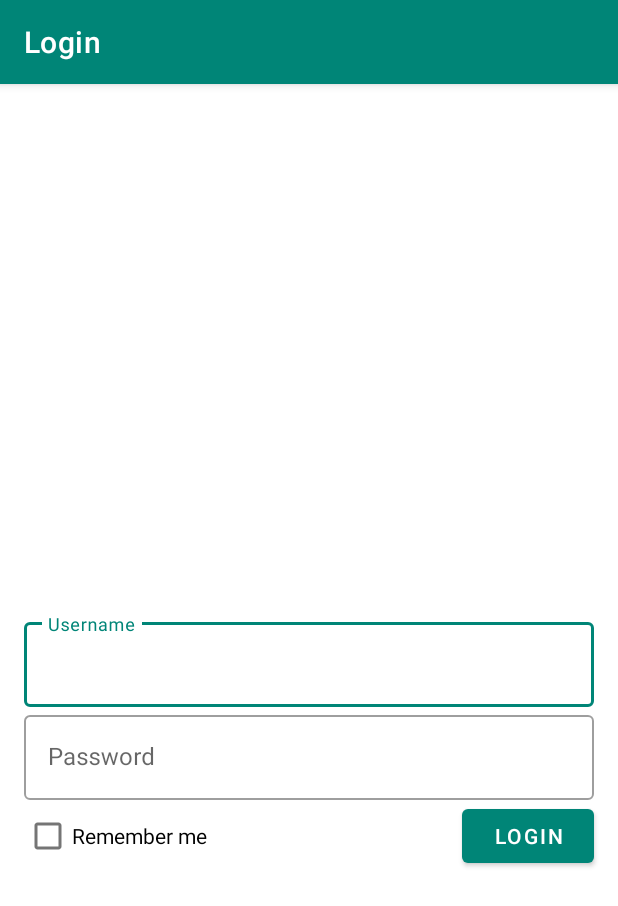
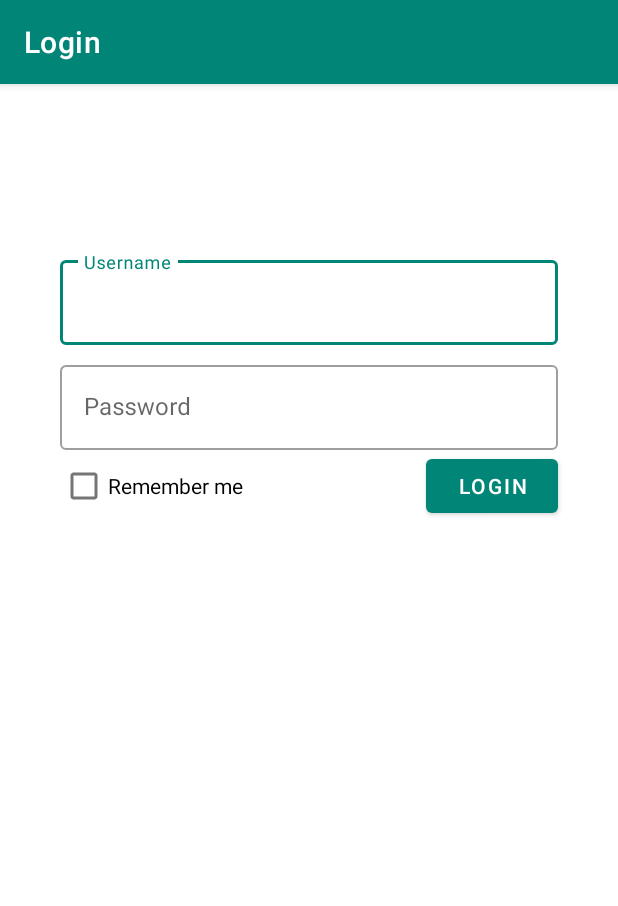
Before and after one commit to ReceiptIt/android-receipt-it, an Android app: the screen it shows after launch (LoginActivity), on a phone screen of 412 x 824 dp. Shown: the top 906 px of the screen. Run offline under Robolectric (Android 15) with nearby library versions, the phone set to English and light mode, and no system bars; our stand-ins replace data binding.

Commit message:
rearrange login layout, add basic receipt list activity

```diff
--- a/app/src/main/AndroidManifest.xml
+++ b/app/src/main/AndroidManifest.xml
@@ -9,9 +9,15 @@
             android:roundIcon="@mipmap/ic_launcher_round"
             android:supportsRtl="true"
             android:theme="@style/AppTheme">
+        <activity
+                android:name=".receiptList.ReceiptListActivity"
+                android:label="@string/title_activity_receipt_list"
+                android:theme="@style/AppTheme.NoActionBar">
+        </activity>
         <activity android:name=".login.LoginActivity">
             <intent-filter>
                 <action android:name="android.intent.action.MAIN"/>
+
                 <category android:name="android.intent.category.LAUNCHER"/>
             </intent-filter>
         </activity>
--- a/app/src/main/java/com/receiptit/login/LoginActivity.kt
+++ b/app/src/main/java/com/receiptit/login/LoginActivity.kt
@@ -1,5 +1,6 @@
 package com.receiptit.login
 
+import android.content.Intent
 import androidx.appcompat.app.AppCompatActivity
 import android.os.Bundle
 import android.widget.Toast
@@ -8,6 +9,7 @@ import androidx.lifecycle.Observer
 import androidx.lifecycle.ViewModelProviders
 import com.receiptit.R
 import com.receiptit.databinding.ActivityLoginBinding
+import com.receiptit.receiptList.ReceiptListActivity
 import com.receiptit.viewModel.ViewModelFactory
 
 
@@ -34,7 +36,7 @@ class LoginActivity : AppCompatActivity() {
         })
 
         model.userLoginSuccessEvent.observe(this, Observer {
-
+            startActivity(Intent(this, ReceiptListActivity::class.java))
         })
 
         model.userLoginFailEvent.observe(this, Observer {
--- a/app/src/main/res/layout/activity_login.xml
+++ b/app/src/main/res/layout/activity_login.xml
@@ -9,18 +9,22 @@
     <androidx.constraintlayout.widget.ConstraintLayout
             android:layout_width="match_parent"
             android:layout_height="match_parent"
+            android:paddingBottom="@dimen/margin_small"
+            android:paddingLeft="@dimen/margin_small"
+            android:paddingRight="@dimen/margin_small"
+            android:paddingTop="@dimen/margin_small"
             tools:context=".login.LoginActivity">
 
         <com.google.android.material.textfield.TextInputLayout
                 android:layout_width="match_parent"
                 android:layout_height="wrap_content"
                 android:id="@+id/tl_username_layout"
+                app:layout_constraintEnd_toEndOf="parent"
+                app:layout_constraintStart_toStartOf="parent"
                 app:layout_constraintTop_toTopOf="parent"
-                app:layout_constraintBottom_toBottomOf="parent"
-                app:layout_constraintLeft_toLeftOf="parent"
-                app:layout_constraintRight_toRightOf="parent"
-                android:layout_marginStart="@dimen/margin_left"
-                android:layout_marginEnd="@dimen/margin_left"
+                android:layout_marginStart="@dimen/margin_medium"
+                android:layout_marginTop="@dimen/margin_huge"
+                android:layout_marginEnd="@dimen/margin_medium"
                 style="@style/Widget.MaterialComponents.TextInputLayout.OutlinedBox"
                 android:hint="@string/login_user_name">
             <com.google.android.material.textfield.TextInputEditText
@@ -37,8 +41,9 @@
                 app:layout_constraintTop_toBottomOf="@id/tl_username_layout"
                 app:layout_constraintLeft_toLeftOf="parent"
                 app:layout_constraintRight_toRightOf="parent"
-                android:layout_marginStart="@dimen/margin_left"
-                android:layout_marginEnd="@dimen/margin_left"
+                android:layout_marginStart="@dimen/margin_medium"
+                android:layout_marginTop="@dimen/margin_tiny"
+                android:layout_marginEnd="@dimen/margin_medium"
                 style="@style/Widget.MaterialComponents.TextInputLayout.OutlinedBox"
                 android:hint="@string/login_user_password">
             <com.google.android.material.textfield.TextInputEditText
@@ -55,7 +60,7 @@
                 android:id="@+id/btn_login_button"
                 app:layout_constraintTop_toBottomOf="@id/tl_password_layout"
                 app:layout_constraintRight_toRightOf="parent"
-                android:layout_marginEnd="@dimen/margin_left"
+                android:layout_marginEnd="@dimen/margin_medium"
                 android:text="@string/login_button"
                 android:onClick="@{()->viewmodel.onClick()}"/>
 
@@ -63,11 +68,25 @@
                 android:layout_width="wrap_content"
                 android:layout_height="wrap_content"
                 android:id="@+id/cb_remember_me"
-                android:layout_marginStart="@dimen/margin_left"
+                android:layout_marginStart="@dimen/margin_medium"
                 app:layout_constraintTop_toBottomOf="@id/tl_password_layout"
                 app:layout_constraintLeft_toLeftOf="parent"
                 android:text="@string/login_remember_me"
                 android:checked="@={viewmodel.rememberMe}"/>
 
+        <ProgressBar
+                android:id="@+id/pb_login_progress_bar"
+                android:visibility="gone"
+                android:layout_width="wrap_content"
+                android:layout_height="wrap_content"
+                android:layout_marginStart="@dimen/margin_big"
+                android:layout_marginEnd="@dimen/margin_big"
+                android:layout_marginBottom="@dimen/margin_large"
+                app:layout_constraintBottom_toBottomOf="parent"
+                app:layout_constraintTop_toBottomOf="@id/btn_login_button"
+                app:layout_constraintEnd_toEndOf="@+id/btn_login_button"
+                app:layout_constraintStart_toStartOf="@+id/tl_password_layout"
+                app:layout_constraintVertical_bias="0.1"/>
+
     </androidx.constraintlayout.widget.ConstraintLayout>
 </layout>
--- a/app/src/main/res/values/dimens.xml
+++ b/app/src/main/res/values/dimens.xml
@@ -1,5 +1,10 @@
 <?xml version="1.0" encoding="utf-8"?>
 <resources>
-    <dimen name="margin_left">16dp</dimen>
-    <dimen name="margin_right">16dp</dimen>
+    <dimen name="margin_tiny">8dp</dimen>
+    <dimen name="margin_small">16dp</dimen>
+    <dimen name="margin_medium">24dp</dimen>
+    <dimen name="margin_big">32dp</dimen>
+    <dimen name="margin_large">64dp</dimen>
+    <dimen name="margin_huge">96dp</dimen>
+    <dimen name="fab_margin">16dp</dimen>
 </resources>
--- a/app/src/main/res/values/strings.xml
+++ b/app/src/main/res/values/strings.xml
@@ -10,5 +10,9 @@
     <string name="login_error_empty_username_or_password">Username or password should not be empty!</string>
     <string name="login_error_authentication_fail">Login fail.</string>
     <string name="login_success">Login success.</string>
+    <string name="title_activity_receipt_list">ReceiptListActivity</string>
+
+    <!--receipt list-->
+    <string name="receipt_list_activity">Receipt It</string>
 
 </resources>
--- a/app/src/main/res/values/styles.xml
+++ b/app/src/main/res/values/styles.xml
@@ -7,5 +7,11 @@
         <item name="colorPrimaryDark">@color/colorPrimaryDark</item>
         <item name="colorAccent">@color/colorAccent</item>
     </style>
+    <style name="AppTheme.NoActionBar">
+        <item name="windowActionBar">false</item>
+        <item name="windowNoTitle">true</item>
+    </style>
+    <style name="AppTheme.AppBarOverlay" parent="ThemeOverlay.AppCompat.Dark.ActionBar"/>
+    <style name="AppTheme.PopupOverlay" parent="ThemeOverlay.AppCompat.Light"/>
 
 </resources>
```
Also changed, not shown: app/src/main/java/com/receiptit/receiptList/ReceiptListActivity.kt (added, +24 -0 lines), app/src/main/res/layout/activity_receipt_list.xml (added, +34 -0 lines), app/src/main/res/layout/content_receipt_list.xml (added, +12 -0 lines).
